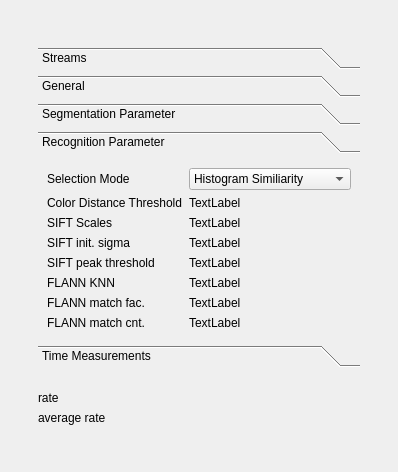
Qt form resource/ni_vision_gui.ui (nigroup/ni_vision_gui) before a commit.
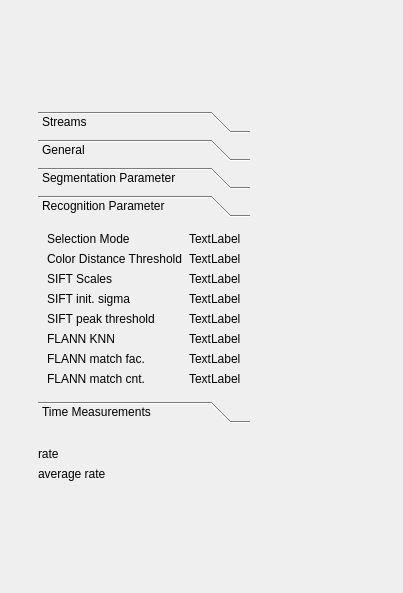
The same form after that commit. The open tabs and pages were chosen to show the change.

Commit message: corrected names of the label for segmentation and recognition parameter

Diff of the .ui file:
```diff
--- a/resource/ni_vision_gui.ui
+++ b/resource/ni_vision_gui.ui
@@ -6,8 +6,8 @@
    <rect>
     <x>0</x>
     <y>0</y>
-    <width>255</width>
-    <height>472</height>
+    <width>403</width>
+    <height>593</height>
    </rect>
   </property>
   <property name="windowTitle">
@@ -367,8 +367,8 @@
                 <rect>
                  <x>0</x>
                  <y>0</y>
-                 <width>384</width>
-                 <height>212</height>
+                 <width>331</width>
+                 <height>302</height>
                 </rect>
                </property>
                <attribute name="label">
@@ -385,25 +385,6 @@
                   </property>
                  </widget>
                 </item>
-                <item row="0" column="1">
-                 <widget class="QComboBox" name="comboBox_5">
-                  <item>
-                   <property name="text">
-                    <string>Histogram Similiarity</string>
-                   </property>
-                  </item>
-                  <item>
-                   <property name="text">
-                    <string>Size constraint - random</string>
-                   </property>
-                  </item>
-                  <item>
-                   <property name="text">
-                    <string>Random</string>
-                   </property>
-                  </item>
-                 </widget>
-                </item>
                 <item row="2" column="0">
                  <widget class="QLabel" name="label_29">
                   <property name="text">
@@ -496,7 +477,14 @@
                  </widget>
                 </item>
                 <item row="8" column="1">
-                 <widget class="QLabel" name="label_42">
+                 <widget class="QLabel" name="flannMatchCntLabel">
+                  <property name="text">
+                   <string>TextLabel</string>
+                  </property>
+                 </widget>
+                </item>
+                <item row="0" column="1">
+                 <widget class="QLabel" name="selectionModeLabel">
                   <property name="text">
                    <string>TextLabel</string>
                   </property>
```
Left out of the diff: 40 changed lines with no effect on the pictures. The commit also changes 1 other file.
